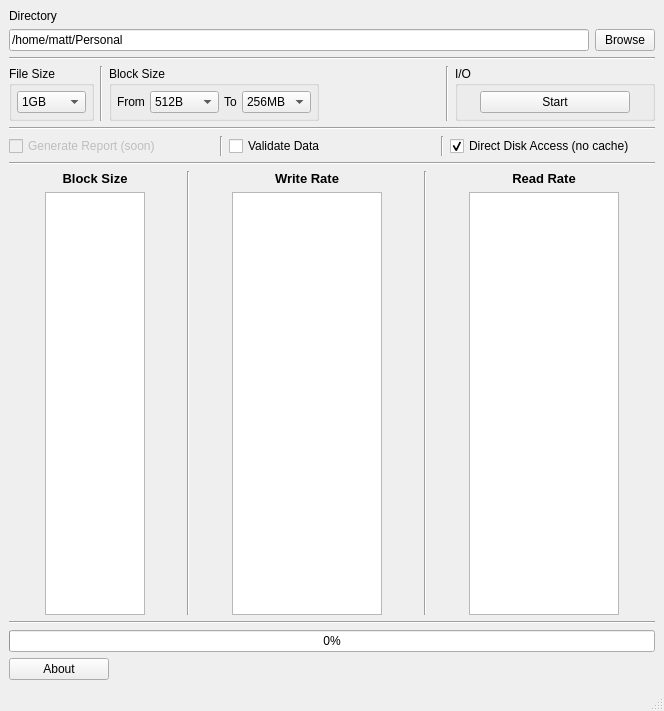
mathieeo/rateCheck, file mainwindow.ui: the form before one commit.
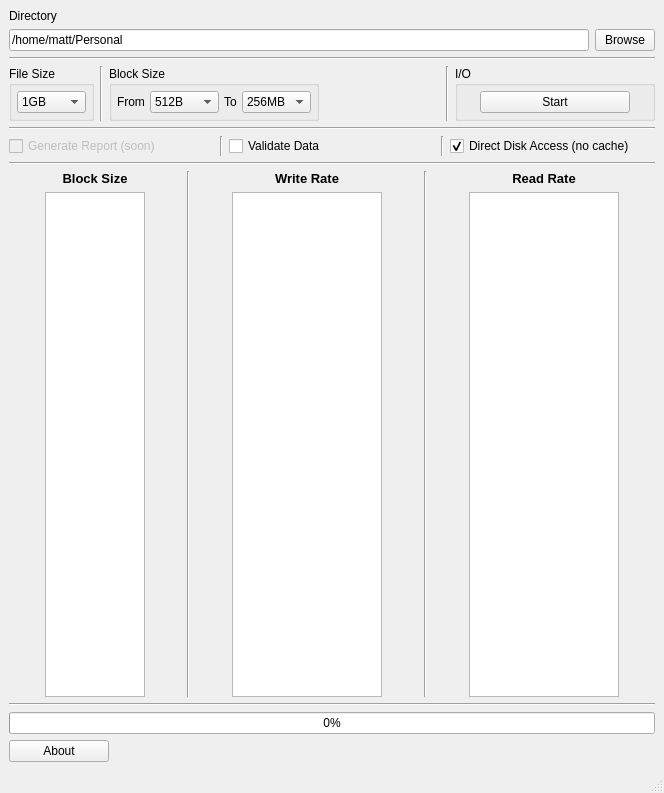
The form after the commit.

```diff
--- a/mainwindow.ui
+++ b/mainwindow.ui
@@ -7,9 +7,15 @@
     <x>0</x>
     <y>0</y>
     <width>664</width>
-    <height>711</height>
+    <height>793</height>
    </rect>
   </property>
+  <property name="sizePolicy">
+   <sizepolicy hsizetype="Fixed" vsizetype="Fixed">
+    <horstretch>0</horstretch>
+    <verstretch>0</verstretch>
+   </sizepolicy>
+  </property>
   <property name="windowTitle">
    <string>DiskRateCheck - Integrated Software Technologies Inc.</string>
   </property>
```
Left out of the diff: 38 changed lines with no effect on the pictures.
